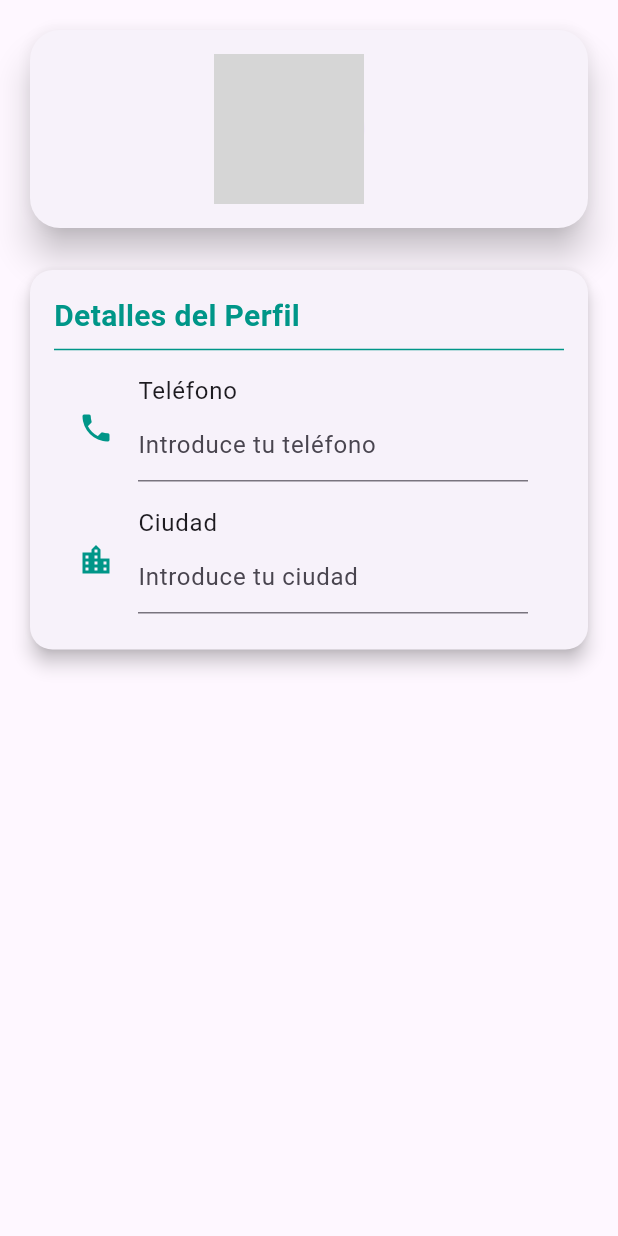
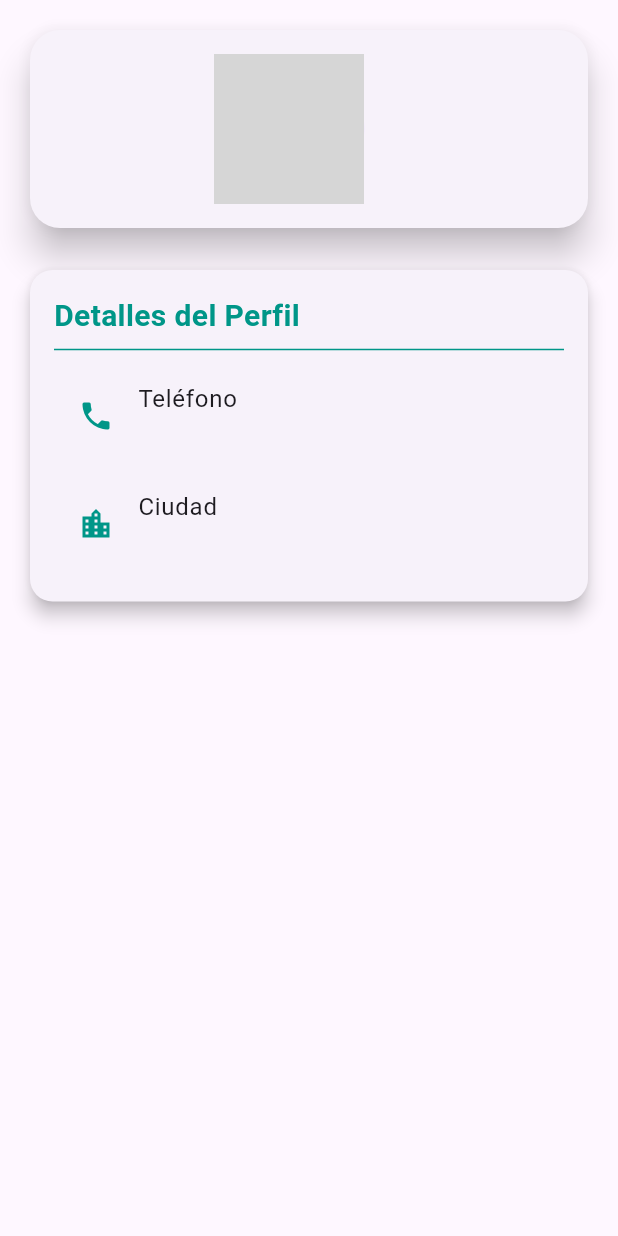
Before and after one commit to Patacon13/veo_veo, a Flutter app: the PerfilPage screen opened directly, on a phone screen of 412 x 824 dp. Run offline on Flutter 3.47's test engine with Material 3 defaults, Android fonts, the phone set to English and light mode, and no system bars; our stand-ins replace camera, carousel_slider, cloud_firestore, firebase_auth, firebase_core, firebase_storage and 5 more; missing offline and left inert: country_pickers, firebase_app_check, flutter_session_manager; accounts and stored records are empty; network calls fail; grey boxes are pictures that could not be loaded.

Commit message:
resuelto bug informacion editable en perfil

```diff
--- a/lib/screens/pages/perfil/perfil.dart
+++ b/lib/screens/pages/perfil/perfil.dart
@@ -9,22 +9,17 @@ class PerfilPage extends StatefulWidget {
 }
 
 class _PerfilPageState extends State<PerfilPage> {
-  final TextEditingController _telefonoController = TextEditingController();
-  final TextEditingController _ciudadController = TextEditingController();
+  late Usuario? usuario;
 
   @override
   void initState() {
     super.initState();
     final userProvider = Provider.of<UsuarioManager>(context, listen: false);
-    Usuario? usuario = userProvider.user;
-    _telefonoController.text = usuario?.numeroTelefono ?? '';
-    _ciudadController.text = usuario?.localidad ?? '';
+    usuario = userProvider.user;
   }
 
   @override
   void dispose() {
-    _telefonoController.dispose();
-    _ciudadController.dispose();
     super.dispose();
   }
 
@@ -110,22 +105,13 @@ class _PerfilPageState extends State<PerfilPage> {
             ListTile(
               leading: const Icon(Icons.phone, color: Colors.teal),
               title: const Text('Teléfono'),
-              subtitle: TextField(
-                controller: _telefonoController,
-                decoration: const InputDecoration(
-                  hintText: 'Introduce tu teléfono',
-                ),
+              subtitle: Text(usuario!.numeroTelefono),
               ),
-            ),
             ListTile(
               leading: const Icon(Icons.location_city, color: Colors.teal),
               title: const Text('Ciudad'),
-              subtitle: TextField(
-                controller: _ciudadController,
-                decoration: const InputDecoration(
-                  hintText: 'Introduce tu ciudad',
-                ),
-              ),
+              subtitle: Text(usuario!.localidad),
+
             ),
           ],
         ),
```
